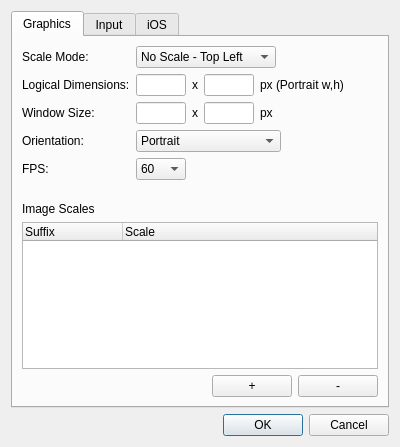
This is ui/projectpropertiesdialog.ui in gideros/gideros as Qt 5 draws it before an edit. The edited form follows.
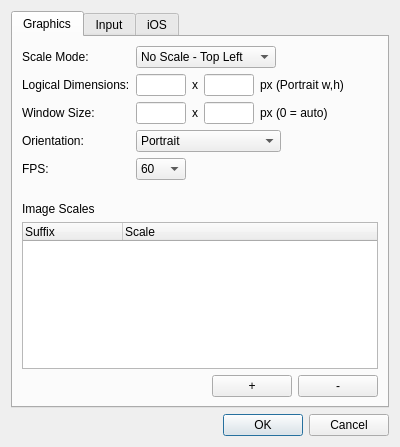
This is the edited form.

Commit message: [ide] default window dimensions are auto

```diff
--- a/ui/projectpropertiesdialog.ui
+++ b/ui/projectpropertiesdialog.ui
@@ -290,7 +290,7 @@
              <item>
               <widget class="QLabel" name="label_3">
                <property name="text">
-                <string>px</string>
+                <string>px (0 = auto) </string>
                </property>
               </widget>
              </item>
```
The commit also changes 2 other files.
